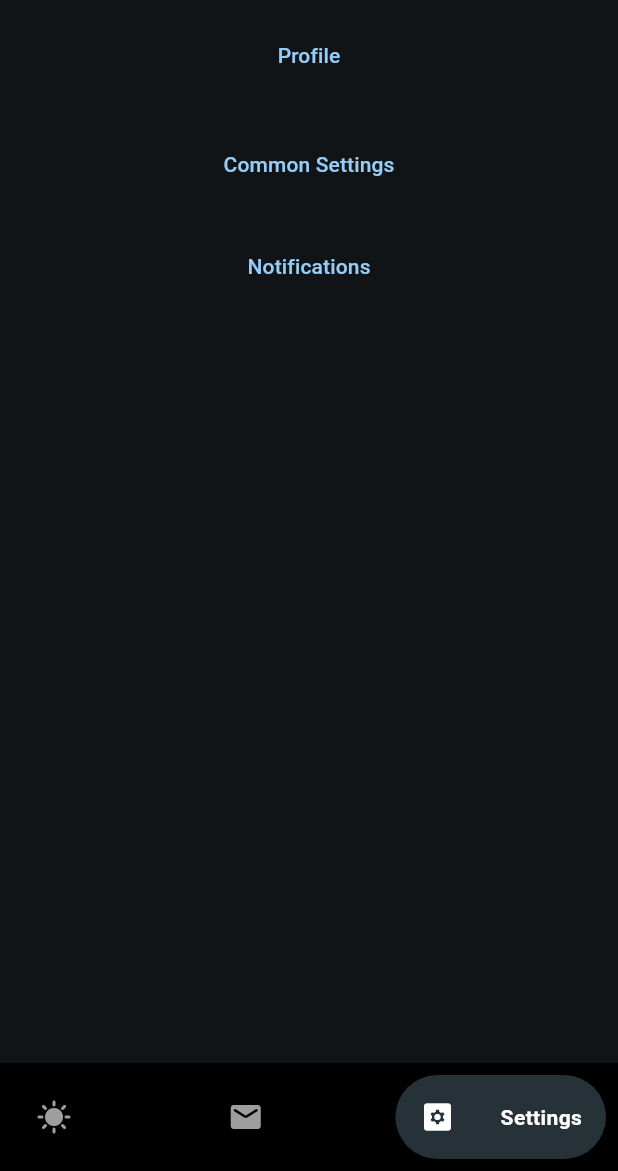
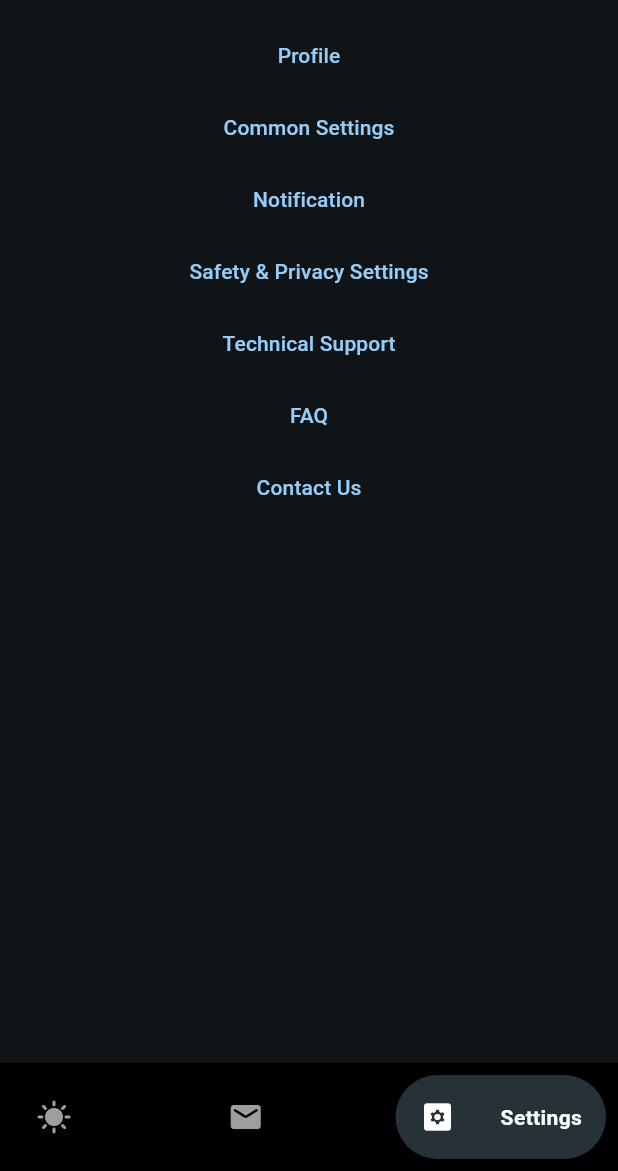
Before and after one commit to 51FanZzz/Mindease, a Flutter app: the DailySection screen opened directly, item 3 of the bottom bar chosen, on a phone screen of 412 x 824 dp, the part 65-1236 px from its top. Run offline on Flutter 3.47's test engine with Material 3 defaults, Android fonts, the phone set to English and light mode, and no system bars; drawn by our look-alikes of google_nav_bar; our stand-ins replace faker; missing offline and left inert: dart:js.

Commit message:
Update daily_section.dart
Updated and fix the textButton. Added all the buttons in Settings now

```diff
--- a/lib/daily_section.dart
+++ b/lib/daily_section.dart
@@ -8,6 +8,7 @@ import 'package:google_nav_bar/google_nav_bar.dart';
 import 'package:ocd_app/daily_tracker.dart';
 import 'package:ocd_app/main.dart';
 import 'package:ocd_app/profile.dart';
+import 'package:ocd_app/settings.dart';
 import 'package:ocd_app/social_info.dart';
 
 
@@ -209,7 +210,7 @@ class _DailySectionState extends State<DailySection> {
     // Widgets for Social
     Center(
       child:Column(
-        mainAxisAlignment: MainAxisAlignment.center,
+        mainAxisAlignment: MainAxisAlignment.start,
         children: [
           SizedBox(
             height:30,
@@ -255,38 +256,81 @@ class _DailySectionState extends State<DailySection> {
     Center(
       child: Column(
         children:<Widget>[
+          Builder(
+            builder: (
+              BuildContext context){
+              return TextButton(
+                onPressed: () {
+                  Navigator.push(
+                    context,
+                    MaterialPageRoute(builder:(context)=>Profile()
+                    ),
+                  );
+                },
+                child: Text('Profile'),
+                );
+            },
+          ),
           TextButton(
             onPressed: (){
               Navigator.push(
-              context,
-              MaterialPageRoute(
-              builder: (context)=> Profile(), // TODO: navigate to profile page( dont work??)
+                context as BuildContext,
+                MaterialPageRoute(builder: (context)=>settings(),
                 ),
               );
-
-          },
-          child: Text('Profile'),
-         ),
-         SizedBox(height: middleSizedGap,),
-
-         TextButton(
-          onPressed: (){
-
             },
             child: Text('Common Settings'),
             ),
-         SizedBox(height: normalSizedGap,),
-
              TextButton(
-          onPressed:(){
-            MaterialPageRoute(
-
+            onPressed: (){
+              Navigator.push(
+                context as BuildContext,
+                MaterialPageRoute(builder: (context)=>settings(),
+                ),
               );
             },
-           child: Text('Notifications'),
+            child: Text('Notification'),
             ),
-           SizedBox(height: normalSizedGap,),
-
+             TextButton(
+            onPressed: (){
+              Navigator.push(
+                context as BuildContext,
+                MaterialPageRoute(builder: (context)=>settings(),
+                ),
+              );
+            },
+            child: Text('Safety & Privacy Settings'),
+            ),
+             TextButton(
+            onPressed: (){
+              Navigator.push(
+                context as BuildContext,
+                MaterialPageRoute(builder: (context)=>settings(),
+                ),
+              );
+            },
+            child: Text('Technical Support'),
+            ),
+             TextButton(
+            onPressed: (){
+              Navigator.push(
+                context as BuildContext,
+                MaterialPageRoute(builder: (context)=>settings(),
+                ),
+              );
+            },
+            child: Text('FAQ'),
+            ),
+             TextButton(
+            onPressed: (){
+              Navigator.push(
+                context as BuildContext,
+                MaterialPageRoute(builder: (context)=>settings(),
+                ),
+              );
+            },
+            child: Text('Contact Us'),
+            ),
 
         ],
       ),
```
Lines whose indentation alone changed are shown as unchanged.
